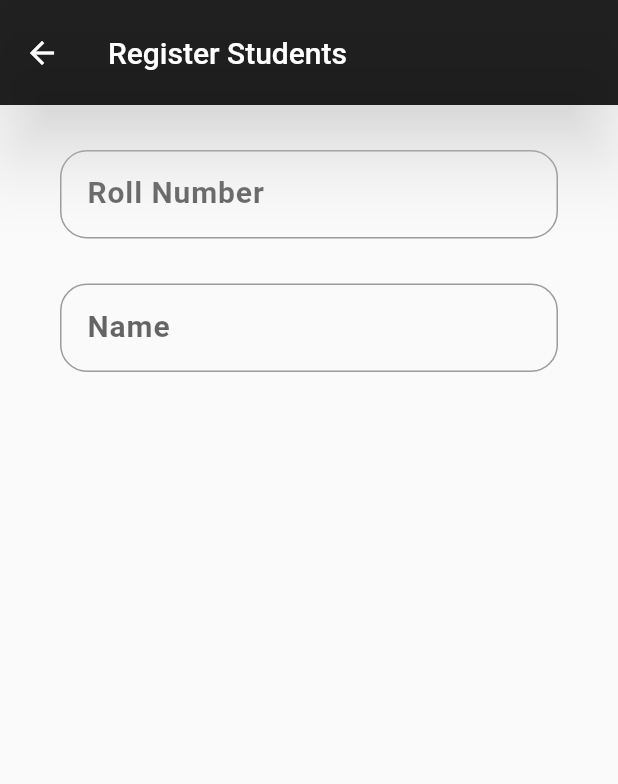
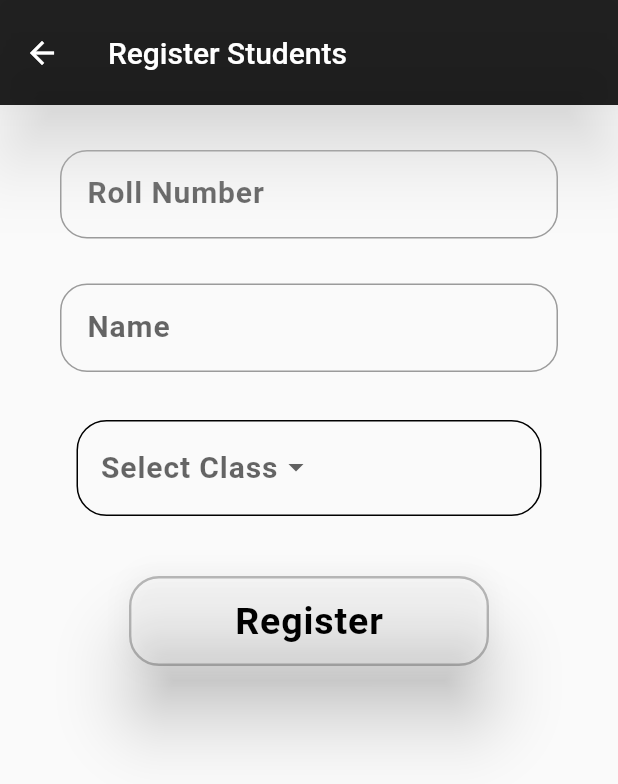
Before and after one commit to ArmanNawaz/BTAttendance, a Flutter app: the Register screen opened directly, on a phone screen of 412 x 824 dp. Shown: the top 784 px of the screen. Run offline on Flutter 3.47's test engine with Material 2 defaults, Android fonts, the phone set to English and light mode, and no system bars; our stand-ins replace firebase_core, flutter_blue; accounts and stored records are empty.

Commit message:
Added Dropdown list in Register Students page

```diff
--- a/lib/screens/home_screen.dart
+++ b/lib/screens/home_screen.dart
@@ -25,9 +25,9 @@ class _HomeScreenState extends State<HomeScreen> {
         body: Column(
           mainAxisAlignment: MainAxisAlignment.spaceEvenly,
           children: [
-            buildButton(title: 'Take Attendance', onPress: () {}),
+            buildButton(title: 'Today\'s Report', onPress: () {}),
             buildButton(
-                title: 'Today\'s Report',
+                title: 'Take Attendance',
                 onPress: () async{
 
                   GetDevices getDevices = GetDevices();
@@ -39,7 +39,7 @@ class _HomeScreenState extends State<HomeScreen> {
                   await getDevices.getDevicesList();
                   Navigator.push(
                     context,
-                    MaterialPageRoute(builder: (context) => ScanPage()),
+                    CupertinoPageRoute(builder: (context) => ScanPage()),
                   );
                 }),
             buildButton(
--- a/lib/screens/register.dart
+++ b/lib/screens/register.dart
@@ -1,6 +1,10 @@
 import 'package:flutter/cupertino.dart';
 import 'package:flutter/material.dart';
 import 'package:eproxy/constants.dart';
+import 'package:flutter/painting.dart';
+import 'package:flutter/rendering.dart';
+
+var selectedClass = 'Select Class';
 
 class Register extends StatefulWidget {
   const Register({Key? key}) : super(key: key);
@@ -16,29 +20,88 @@ class _RegisterState extends State<Register> {
       appBar: myAppBar(title: 'Register Students'),
       body: Column(
         children: [
-          _textInput(text: 'Roll Number',keyboardType: TextInputType.number),
-          _textInput(text: 'Name',keyboardType: TextInputType.text)
+          _textInput(text: 'Roll Number', keyboardType: TextInputType.number),
+          _textInput(text: 'Name', keyboardType: TextInputType.text),
+          Container(
+            margin: const EdgeInsets.only(top: 32),
+            padding: const EdgeInsets.only(top: 6, left: 15),
+
+            height: 64,
+            width: 310,
+            decoration: BoxDecoration(
+              borderRadius: BorderRadius.circular(20),
+              border: Border.all(color: Colors.black),
+            ),
+            child: DropdownButton(
+              borderRadius: BorderRadius.circular(20),
+              focusColor: Colors.blue,
+              hint: Text(selectedClass),
+              style: const TextStyle(color: Colors.black, fontSize: 20, fontWeight: FontWeight.bold, letterSpacing: 0.6),
+              onChanged: (String? value) {
+                setState(() {
+                  selectedClass = value!;
+                });
+              },
+              underline: const SizedBox(height: 1,),
+              items: <String>['CS 3A', 'CS 3B', 'CS 3C', 'CS 3D', 'CS 3E']
+                  .map<DropdownMenuItem<String>>((String value) {
+                return DropdownMenuItem<String>(
+                  value: value,
+                  child: Text(value),
+                );
+              }).toList(),
+            ),
+          ),
+          Container(
+            height: 60,
+            width: 240,
+            margin: EdgeInsets.only(top: 40),
+            child: ElevatedButton(
+              child: const Text(
+                  'Register',
+                style: TextStyle(
+                  fontSize: 25,
+                  fontWeight: FontWeight.bold,
+                  letterSpacing: 0.6,
+                ),
+              ),
+              onPressed: (){},
+              style: ElevatedButton.styleFrom(
+                primary: Colors.white12,
+                onPrimary: Colors.black,
+                elevation: 20,
+                shape: RoundedRectangleBorder(
+                  borderRadius: BorderRadius.circular(20),
+                ),
+                side: const BorderSide(
+                  color: Colors.black26,
+                  width: 1.6,
+                ),
+              ),
+            ),
+          ),
         ],
       ),
     );
   }
 }
-Widget _textInput({text,keyboardType}){
+
+Widget _textInput({text, keyboardType}) {
   return Padding(
-    padding: const EdgeInsets.only(top: 30,left: 40,right: 40),
+    padding: const EdgeInsets.only(top: 30, left: 40, right: 40),
     child: TextField(
-      onChanged: (value){},
-      style: const TextStyle(fontSize: 20, fontWeight: FontWeight.bold,letterSpacing: 0.6),
+      onChanged: (value) {},
+      style: const TextStyle(
+          fontSize: 20, fontWeight: FontWeight.bold, letterSpacing: 0.6),
       keyboardType: keyboardType,
-
       decoration: InputDecoration(
         contentPadding: const EdgeInsets.all(18),
         border: OutlineInputBorder(
-            borderRadius: BorderRadius.circular(18),
-            borderSide: const BorderSide(color: Colors.white),
+          borderRadius: BorderRadius.circular(18),
+          borderSide: const BorderSide(color: Colors.white),
         ),
         labelText: text,
-        hintText: 'Enter Your '+ text,
+        hintText: 'Enter Your ' + text,
       ),
     ),
   );
```
